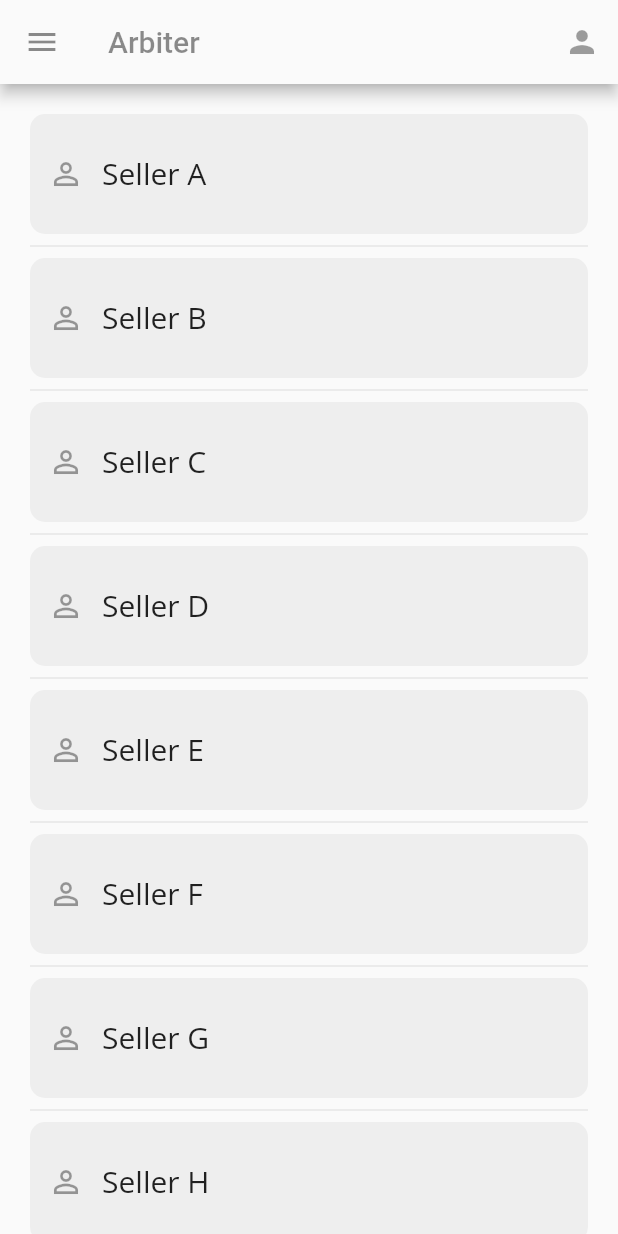
After one commit to Kumareshdhinakaran/Arbiter, a Flutter app: the DrawerPage screen opened directly, on a phone screen of 412 x 824 dp. The commit adds this screen. Run offline on Flutter 3.47's test engine with Material 2 defaults, Android fonts, the phone set to English and light mode, and no system bars; our stand-ins replace firebase_auth, get_it, provider_architecture; accounts and stored records are empty.

Commit message:
Scafold added

```diff
--- /dev/null
+++ b/udecor/lib/ui/views/drawer_page.dart
@@ -0,0 +1,150 @@
+import 'package:flutter/material.dart';
+
+class DrawerPage extends StatelessWidget {
+  final List<String> entries = <String>[
+    'A',
+    'B',
+    'C',
+    'D',
+    'E',
+    'F',
+    'G',
+    'H',
+    'I',
+    'J',
+    'K',
+    'L',
+    'M',
+    'N',
+    'O',
+    'P',
+    'Q',
+    'R',
+    'S',
+    'T',
+    'U',
+    'V',
+    'W',
+    'X',
+    'Y',
+    'Z'
+  ];
+  @override
+  Widget build(BuildContext context) {
+    return Scaffold(
+      appBar: AppBar(
+        backgroundColor: Colors.grey[50],
+        title: Text(
+          "Arbiter",
+          style: TextStyle(
+            color: Colors.black45,
+          ),
+        ),
+        leading: new Builder(
+          builder: (context) {
+            return IconButton(
+              icon: Icon(
+                Icons.menu,
+              ),
+              color: Colors.black45,
+              onPressed: () => Scaffold.of(context).openDrawer(),
+            );
+          },
+        ),
+        actions: <Widget>[
+          IconButton(
+            icon: Icon(Icons.person),
+            color: Colors.black45,
+            onPressed: null,
+          ),
+        ],
+      ),
+      drawer: Drawer(
+        child: Column(
+          children: [
+            Expanded(
+              flex: 1,
+              child: Container(
+                width: MediaQuery.of(context).size.width * 0.85,
+                child: Image.asset('assets/images/icon_large.png'),
+              ),
+            ),
+            Expanded(
+              flex: 2,
+              child: ListView(
+                children: [
+                  ListTile(
+                    title: Text("Home"),
+                    onTap: () {
+                      Navigator.of(context).pop();
+                    },
+                  ),
+                  ListTile(
+                    title: Text("My orders"),
+                    onTap: () {
+                      Navigator.of(context).pop();
+                    },
+                  ),
+                  ListTile(
+                    title: Text("Checklist"),
+                    onTap: () {
+                      Navigator.of(context).pop();
+                    },
+                  ),
+                  ListTile(
+                    title: Text("Settings"),
+                    onTap: () {
+                      Navigator.of(context).pop();
+                    },
+                  ),
+                  Divider(),
+                  ListTile(
+                    title: Text("My profile"),
+                    onTap: () {
+                      Navigator.of(context).pop();
+                    },
+                  ),
+                  ListTile(
+                    title: Text("logout"),
+                    onTap: () {
+                      Navigator.of(context).pop();
+                    },
+                  ),
+                ],
+              ),
+            ),
+          ],
+        ),
+      ),
+      body: ListView.separated(
+        padding: const EdgeInsets.all(20),
+        itemCount: entries.length,
+        itemBuilder: (BuildContext context, int index) {
+          return ClipRRect(
+            borderRadius: BorderRadius.circular(10),
+            child: Container(
+              height: 80,
+              color: Colors.grey[200],
+              child: Row(
+                children: <Widget>[
+                  IconButton(
+                    icon: Icon(Icons.person_outline),
+                    onPressed: null,
+                  ),
+                  Text(
+                    'Seller ${entries[index]}',
+                    textAlign: TextAlign.left,
+                    style: TextStyle(
+                      fontSize: 20,
+                    ),
+                  ),
+                ],
+              ),
+            ),
+          );
+        },
+        separatorBuilder: (BuildContext context, int index) => const Divider(),
+      ),
+    );
+  }
+}
--- a/udecor/lib/ui/views/home_view.dart
+++ b/udecor/lib/ui/views/home_view.dart
@@ -1,12 +1,15 @@
 import 'package:flutter/material.dart';
+import 'package:udecor/ui/views/drawer_page.dart';
 
 class HomeView extends StatelessWidget {
   const HomeView({Key key}) : super(key: key);
 
   @override
   Widget build(BuildContext context) {
-    return Center(
-      child: Text('Home'),
+    return MaterialApp(
+      debugShowCheckedModeBanner: false,
+      title: 'E-commerce app',
+      home: DrawerPage(),
     );
   }
 }
```
Also changed, not shown: udecor/demo/appdemo.gif (added), 1 other file.
